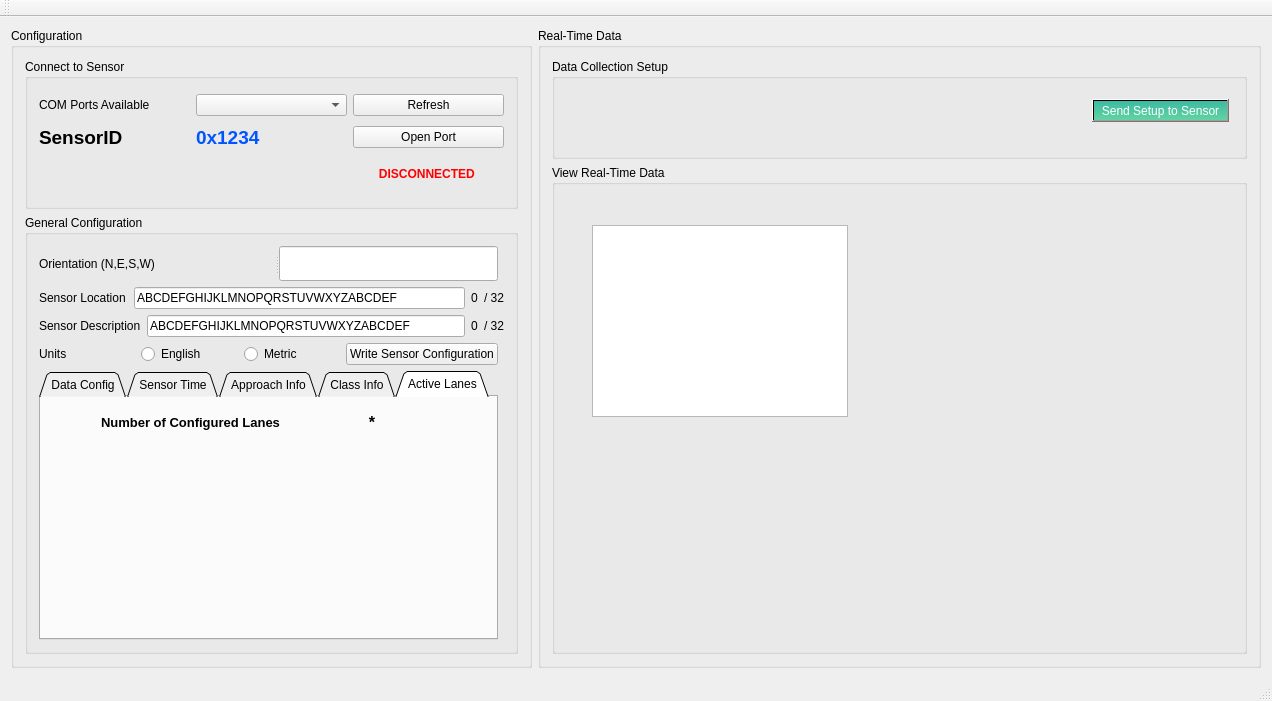
Above: mainwindow.ui from mksaga/Talk2SSHD before the change. Below: the same form after it.
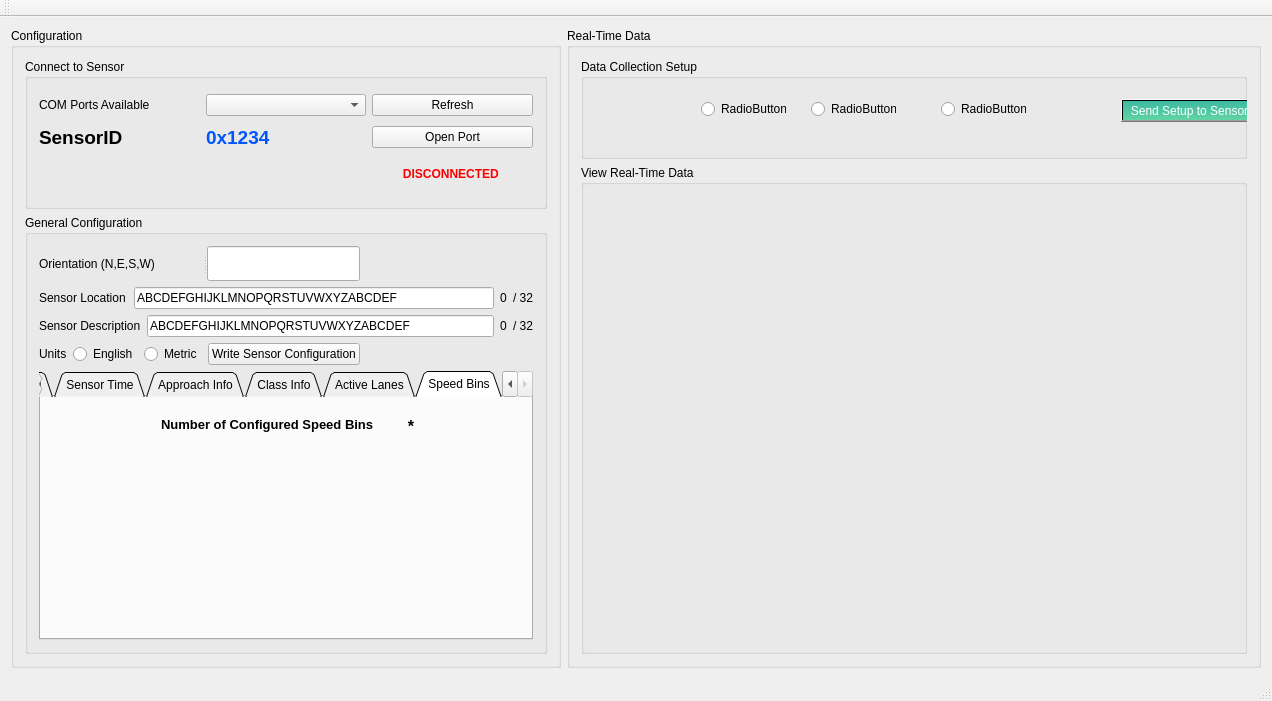
That is the form after the change.

Commit message: Reads and displays configured speed bins

```diff
--- a/mainwindow.ui
+++ b/mainwindow.ui
@@ -25,7 +25,7 @@
      <widget class="QGroupBox" name="allConfigSection">
       <property name="maximumSize">
        <size>
-        <width>490</width>
+        <width>550</width>
         <height>16777215</height>
        </size>
       </property>
@@ -346,7 +346,7 @@
             </widget>
            </widget>
           </item>
-          <item row="3" column="0">
+          <item row="3" column="0" colspan="2">
            <widget class="QTabWidget" name="confTabs">
             <property name="sizePolicy">
              <sizepolicy hsizetype="Expanding" vsizetype="Preferred">
@@ -358,7 +358,7 @@
              <enum>QTabWidget::Triangular</enum>
             </property>
             <property name="currentIndex">
-             <number>4</number>
+             <number>5</number>
             </property>
             <widget class="QWidget" name="DataConfig">
              <attribute name="title">
@@ -900,6 +900,52 @@
               <layout class="QGridLayout" name="laneGrid"/>
              </widget>
             </widget>
+            <widget class="QWidget" name="tab_5">
+             <attribute name="title">
+              <string>Speed Bins</string>
+             </attribute>
+             <widget class="QWidget" name="gridLayoutWidget_4">
+              <property name="geometry">
+               <rect>
+                <x>150</x>
+                <y>70</y>
+                <width>201</width>
+                <height>80</height>
+               </rect>
+              </property>
+              <layout class="QGridLayout" name="speedBinGrid" rowminimumheight="0">
+               <property name="verticalSpacing">
+                <number>1</number>
+               </property>
+              </layout>
+             </widget>
+             <widget class="QLabel" name="label_20">
+              <property name="geometry">
+               <rect>
+                <x>120</x>
+                <y>20</y>
+                <width>221</width>
+                <height>16</height>
+               </rect>
+              </property>
+              <property name="text">
+               <string>&lt;html&gt;&lt;head/&gt;&lt;body&gt;&lt;p&gt;&lt;span style=&quot; font-size:10pt; font-weight:600;&quot;&gt;Number of Configured Speed Bins&lt;/span&gt;&lt;/p&gt;&lt;/body&gt;&lt;/html&gt;</string>
+              </property>
+             </widget>
+             <widget class="QLabel" name="numSpeedBinsConfigd">
+              <property name="geometry">
+               <rect>
+                <x>357</x>
+                <y>20</y>
+                <width>16</width>
+                <height>20</height>
+               </rect>
+              </property>
+              <property name="text">
+               <string>&lt;html&gt;&lt;head/&gt;&lt;body&gt;&lt;p align=&quot;right&quot;&gt;&lt;span style=&quot; font-size:12pt; font-weight:600;&quot;&gt;*&lt;/span&gt;&lt;/p&gt;&lt;/body&gt;&lt;/html&gt;</string>
+              </property>
+             </widget>
+            </widget>
            </widget>
           </item>
          </layout>
@@ -950,6 +996,45 @@
            <string>Send Setup to Sensor</string>
           </property>
          </widget>
+         <widget class="QRadioButton" name="radioButton">
+          <property name="geometry">
+           <rect>
+            <x>120</x>
+            <y>40</y>
+            <width>85</width>
+            <height>20</height>
+           </rect>
+          </property>
+          <property name="text">
+           <string>RadioButton</string>
+          </property>
+         </widget>
+         <widget class="QRadioButton" name="radioButton_2">
+          <property name="geometry">
+           <rect>
+            <x>230</x>
+            <y>40</y>
+            <width>85</width>
+            <height>20</height>
+           </rect>
+          </property>
+          <property name="text">
+           <string>RadioButton</string>
+          </property>
+         </widget>
+         <widget class="QRadioButton" name="radioButton_3">
+          <property name="geometry">
+           <rect>
+            <x>360</x>
+            <y>40</y>
+            <width>85</width>
+            <height>20</height>
+           </rect>
+          </property>
+          <property name="text">
+           <string>RadioButton</string>
+          </property>
+         </widget>
         </widget>
        </item>
        <item>
@@ -957,16 +1042,6 @@
          <property name="title">
           <string>View Real-Time Data</string>
          </property>
-         <widget class="QTableWidget" name="tableWidget">
-          <property name="geometry">
-           <rect>
-            <x>40</x>
-            <y>60</y>
-            <width>256</width>
-            <height>192</height>
-           </rect>
-          </property>
-         </widget>
         </widget>
        </item>
       </layout>
```
The commit also changes 5 other files.
